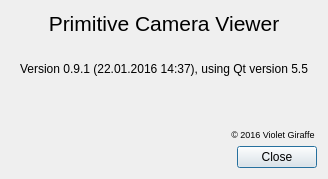
Before: the Qt Designer form aboutdialog/caboutdialog.ui in VioletGiraffe/qtutils, drawn with Qt 5.
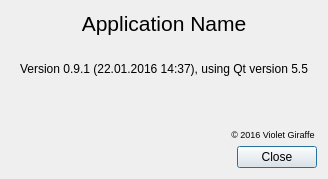
After: the same form once the commit is applied.

Commit message: CAboutDialog default program name fixed

Patch:
```diff
--- a/aboutdialog/caboutdialog.ui
+++ b/aboutdialog/caboutdialog.ui
@@ -24,7 +24,7 @@
       </font>
      </property>
      <property name="text">
-      <string>Primitive Camera Viewer</string>
+      <string>Application Name</string>
      </property>
      <property name="alignment">
       <set>Qt::AlignCenter</set>
```
